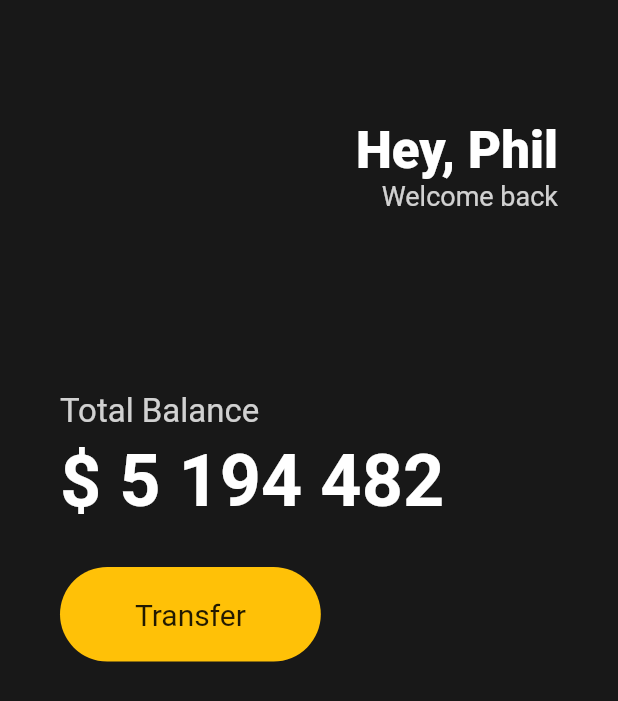
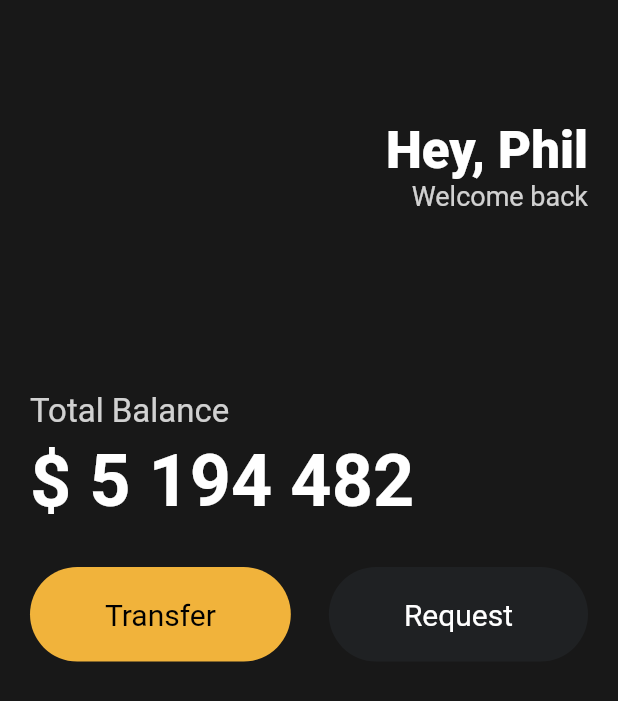
Before and after one commit to cold-pumpkin/toonflix, a Flutter app: the screen it shows after launch, on a phone screen of 412 x 824 dp. Shown: the top 701 px of the screen. Run offline on Flutter 3.47's test engine with Material 2 defaults, Android fonts, the phone set to English and light mode, and no system bars.

Commit message:
UI Challenge - Reusable Widgets

```diff
--- a/lib/main.dart
+++ b/lib/main.dart
@@ -1,7 +1,8 @@
 import 'package:flutter/material.dart';
+import 'package:toonflix/widgets/Button.dart';
 
 void main() {
-  runApp(MyApp());
+  runApp(const MyApp());
 }
 
 class MyApp extends StatelessWidget {
@@ -13,7 +14,7 @@ class MyApp extends StatelessWidget {
         home: Scaffold(
       backgroundColor: const Color(0xff181818),
       body: Padding(
-        padding: const EdgeInsets.symmetric(horizontal: 40),
+        padding: const EdgeInsets.symmetric(horizontal: 20),
         child: Column(crossAxisAlignment: CrossAxisAlignment.start, children: [
           const SizedBox(
             height: 80,
@@ -30,11 +31,13 @@ class MyApp extends StatelessWidget {
                     fontWeight: FontWeight.w800,
                   ),
                 ),
-                Text('Welcome back',
-                    style: TextStyle(
-                      color: Colors.white.withOpacity(0.8),
-                      fontSize: 18,
-                    )),
+                Text(
+                  'Welcome back',
+                  style: TextStyle(
+                    color: Colors.white.withOpacity(0.8),
+                    fontSize: 18,
+                  ),
+                ),
               ]),
             ],
           ),
@@ -61,27 +64,20 @@ class MyApp extends StatelessWidget {
             height: 30,
           ),
           Row(
-            children: [
-              Container(
-                decoration: BoxDecoration(
-                  color: Colors.amber,
-                  borderRadius: BorderRadius.circular(45),
-                ),
-                child: const Padding(
-                  padding: EdgeInsets.symmetric(
-                    vertical: 20,
-                    horizontal: 50,
-                  ),
-                  child: Text(
-                    'Transfer',
-                    style: TextStyle(
-                      fontSize: 20,
-                    ),
-                  ),
-                ),
-              )
+            mainAxisAlignment: MainAxisAlignment.spaceBetween,
+            children: const [
+              Button(
+                text: 'Transfer',
+                backgroundColor: Color(0xFFF1B33B),
+                textColor: Colors.black,
+              ),
+              Button(
+                text: 'Request',
+                backgroundColor: Color(0xFF1F2123),
+                textColor: Colors.white,
+              ),
             ],
-          )
+          ),
         ]),
       ),
     ));
--- /dev/null
+++ b/lib/widgets/button.dart
@@ -0,0 +1,37 @@
+import 'package:flutter/material.dart';
+
+class Button extends StatelessWidget {
+  final String text;
+  final Color backgroundColor;
+  final Color textColor;
+
+  const Button({
+    super.key,
+    required this.text,
+    required this.backgroundColor,
+    required this.textColor,
+  });
+
+  @override
+  Widget build(BuildContext context) {
+    return Container(
+      decoration: BoxDecoration(
+        color: backgroundColor,
+        borderRadius: BorderRadius.circular(45),
+      ),
+      child: Padding(
+        padding: const EdgeInsets.symmetric(
+          vertical: 20,
+          horizontal: 50,
+        ),
+        child: Text(
+          text,
+          style: TextStyle(
+            color: textColor,
+            fontSize: 20,
+          ),
+        ),
+      ),
+    );
+  }
+}
```
